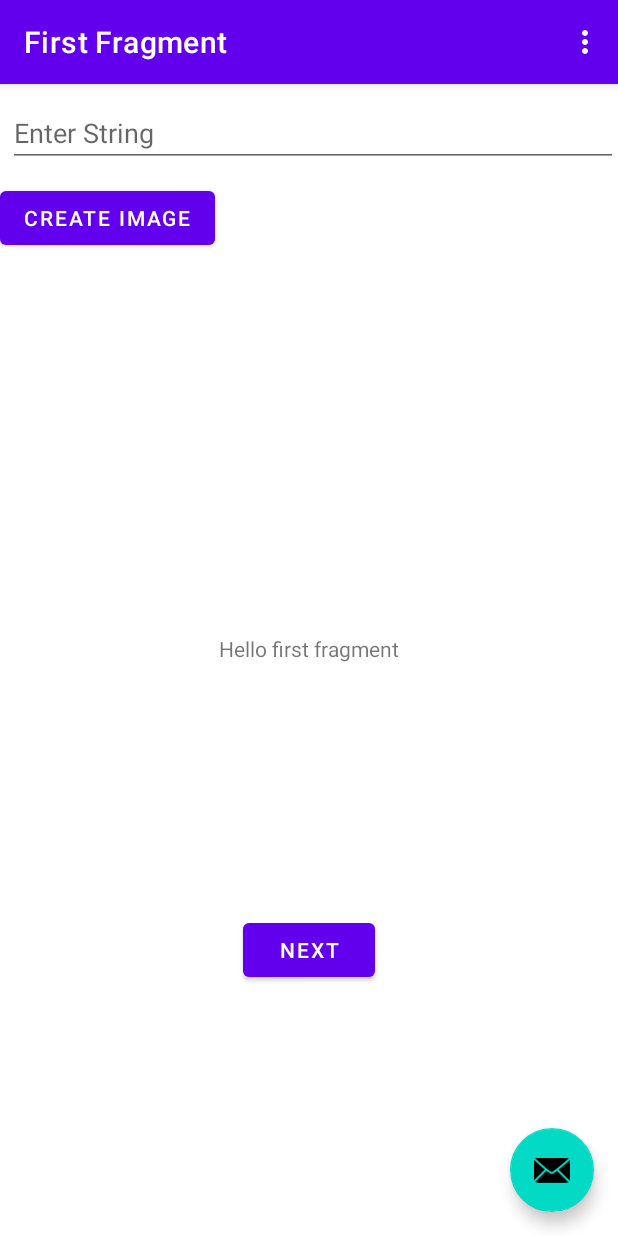
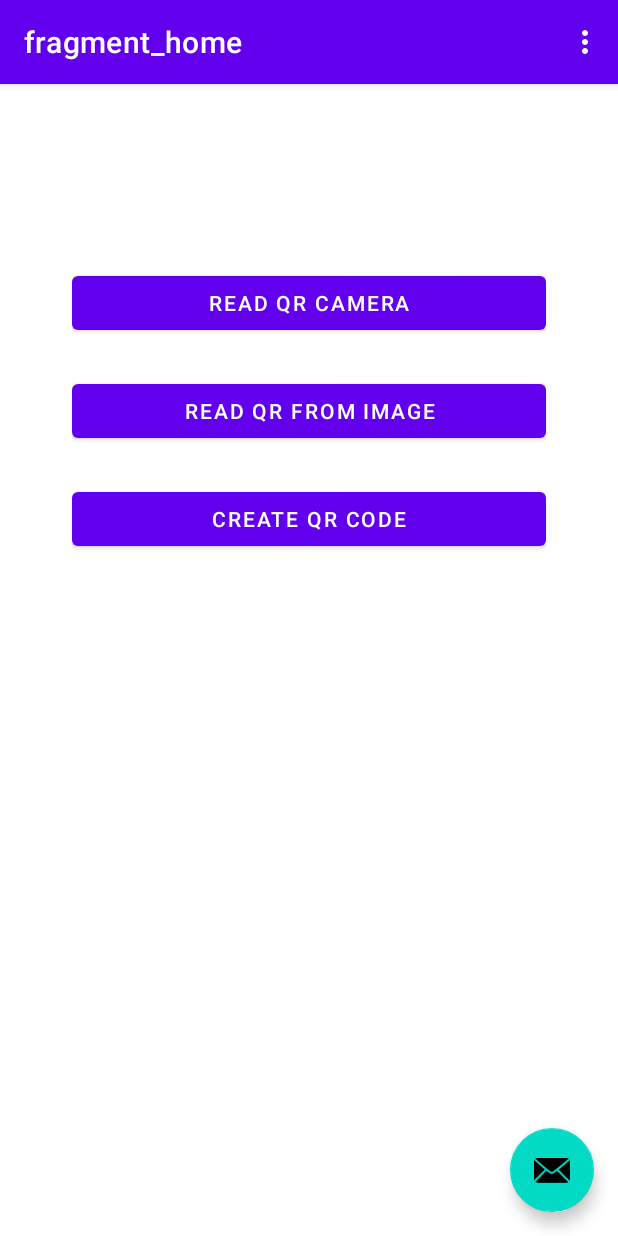
Before and after one commit to leiter/qreverywhere, an Android app: the screen it shows after launch (MainActivity), in the options menu, after a tap on "Settings", on a phone screen of 412 x 824 dp. Run offline under Robolectric (Android 15) with nearby library versions, the light colour scheme and no system bars; our stand-ins replace navigation-ui; libraries missing offline, so code that uses them is left out: androidx.camera.core, androidx.camera.lifecycle; 2 statements that could not run were skipped.

Commit message:
Commit before cleanup document different camera reading strategies

```diff
--- /dev/null
+++ b/app/src/main/java/cut/the/crap/qreverywhere/BarCodeScannerActivity.kt
@@ -0,0 +1,110 @@
+package cut.the.crap.qreverywhere
+
+import android.content.Intent
+import android.os.Build
+import android.os.Bundle
+import com.google.android.material.snackbar.Snackbar
+import androidx.appcompat.app.AppCompatActivity
+import androidx.camera.core.CameraSelector
+import androidx.camera.core.ImageAnalysis
+import androidx.camera.core.Preview
+import androidx.camera.lifecycle.ProcessCameraProvider
+import androidx.core.content.ContextCompat
+import androidx.navigation.findNavController
+import androidx.navigation.ui.AppBarConfiguration
+import androidx.navigation.ui.navigateUp
+import androidx.navigation.ui.setupActionBarWithNavController
+import cut.the.crap.qreverywhere.databinding.ActivityBarCodeScannerBinding
+import java.util.concurrent.ExecutorService
+import java.util.concurrent.Executors
+
+class BarCodeScannerActivity : AppCompatActivity() {
+
+    private lateinit var appBarConfiguration: AppBarConfiguration
+    private lateinit var viewBindings: ActivityBarCodeScannerBinding
+
+    private lateinit var cameraExecutorService: ExecutorService
+
+    @androidx.camera.core.ExperimentalGetImage
+    override fun onCreate(savedInstanceState: Bundle?) {
+        super.onCreate(savedInstanceState)
+
+        viewBindings = ActivityBarCodeScannerBinding.inflate(layoutInflater)
+        setContentView(viewBindings.root)
+
+        cameraExecutorService = Executors.newSingleThreadExecutor()
+        startCamera()
+    }
+
+    override fun onDestroy() {
+        super.onDestroy()
+
+        cameraExecutorService.shutdown()
+    }
+
+    @androidx.camera.core.ExperimentalGetImage
+    private fun startCamera(){
+
+        val cameraProviderFuture = ProcessCameraProvider.getInstance(this)
+
+        cameraProviderFuture.addListener(
+            {
+                val cameraProvider = cameraProviderFuture.get()
+
+                val preview = Preview.Builder()
+                    .build()
+                    .also {
+                        if (Build.VERSION.SDK_INT >= Build.VERSION_CODES.LOLLIPOP) {
+                            it.setSurfaceProvider(viewBindings.viewFinder.surfaceProvider)
+                        }
+                    }
+
+                val barcodeAnalyzer = ImageAnalysis.Builder()
+                    .setBackpressureStrategy(ImageAnalysis.STRATEGY_KEEP_ONLY_LATEST)
+                    .build()
+                    .also {
+                        it.setAnalyzer(
+                            cameraExecutorService,
+                            BarCodeAnalyzer{ barcodes ->
+                                if( barcodes.isNotEmpty() ) {
+
+                                    val intent = Intent()
+                                    intent.putExtra(
+                                        RESULT_BARCODE_RAW_VALUE,
+                                        barcodes.first().rawValue
+                                    )
+
+                                    setResult(RESULT_OK, intent)
+
+                                    cameraExecutorService.shutdown()
+
+                                    finish()
+                                }
+                            }
+                        )
+                    }
+
+                val cameraSelector = CameraSelector.DEFAULT_BACK_CAMERA
+
+                try {
+                    cameraProvider.unbindAll()
+
+                    cameraProvider.bindToLifecycle(
+                        this,
+                        cameraSelector,
+                        preview,
+                        barcodeAnalyzer
+                    )
+
+                }
+                catch (e: Exception){}
+            },
+
+            ContextCompat.getMainExecutor(this)
+        )
+    }
+
+    companion object{
+        const val RESULT_BARCODE_RAW_VALUE = "barcode_raw_value"
+    }
+}
--- a/app/src/main/java/cut/the/crap/qreverywhere/MainActivity.kt
+++ b/app/src/main/java/cut/the/crap/qreverywhere/MainActivity.kt
@@ -1,15 +1,18 @@
 package cut.the.crap.qreverywhere
 
+import android.app.Activity
+import android.content.Intent
 import android.os.Bundle
-import com.google.android.material.snackbar.Snackbar
+import android.view.Menu
+import android.view.MenuItem
+import androidx.activity.result.contract.ActivityResultContracts
 import androidx.appcompat.app.AppCompatActivity
 import androidx.navigation.findNavController
 import androidx.navigation.ui.AppBarConfiguration
 import androidx.navigation.ui.navigateUp
 import androidx.navigation.ui.setupActionBarWithNavController
-import android.view.Menu
-import android.view.MenuItem
 import cut.the.crap.qreverywhere.databinding.ActivityMainBinding
+
 
 class MainActivity : AppCompatActivity() {
 
@@ -28,11 +31,49 @@ class MainActivity : AppCompatActivity() {
         appBarConfiguration = AppBarConfiguration(navController.graph)
         setupActionBarWithNavController(navController, appBarConfiguration)
 
-        binding.fab.setOnClickListener { view ->
-            Snackbar.make(view, "Replace with your own action", Snackbar.LENGTH_LONG)
-                .setAction("Action", null).show()
+        with(binding) {
+
+
+            fab.setOnClickListener { view ->
+
+                readBarcode()
+
+//                val intent = Intent("com.google.zxing.client.android.SCAN")
+//                intent.putExtra("SCAN_MODE", "QR_CODE_MODE")
+//                startActivityForResult(intent,0)
+//
+//                val intentIntegrator = IntentIntegrator(this@MainActivity)
+//                intentIntegrator.setPrompt("Scan a barcode or QR Code")
+//                intentIntegrator.setOrientationLocked(true)
+//                intentIntegrator.initiateScan()
+//                Snackbar.make(view, "Replace with your own action", Snackbar.LENGTH_LONG)
+//                    .setAction("Action", null).show()
+            }
+
+        }
+
+
+    }
+
+
+    private val barcodeScannerLauncher = registerForActivityResult(
+        ActivityResultContracts.StartActivityForResult()
+    ){ result ->
+
+        if( result.resultCode == Activity.RESULT_OK ){
+
+            val barcodeRawValue = result.data?.getStringExtra(
+                BarCodeScannerActivity.RESULT_BARCODE_RAW_VALUE
+            ) ?: ""
+
         }
     }
+
+    private fun readBarcode(){
+        val intent = Intent(this, BarCodeScannerActivity::class.java)
+        barcodeScannerLauncher.launch(intent)
+    }
+
 
     override fun onCreateOptionsMenu(menu: Menu): Boolean {
         // Inflate the menu; this adds items to the action bar if it is present.
--- /dev/null
+++ b/app/src/main/java/cut/the/crap/qreverywhere/home/HomeFragment.kt
@@ -0,0 +1,25 @@
+package cut.the.crap.qreverywhere.home
+
+import android.os.Bundle
+import android.view.View
+import androidx.fragment.app.Fragment
+import cut.the.crap.qreverywhere.R
+import cut.the.crap.qreverywhere.databinding.FragmentHomeBinding
+import cut.the.crap.qreverywhere.viewBinding
+
+class HomeFragment : Fragment(R.layout.fragment_home) {
+
+    private val viewBinding by viewBinding {
+        FragmentHomeBinding.bind(requireView())
+    }
+
+    override fun onViewCreated(view: View, savedInstanceState: Bundle?) {
+        super.onViewCreated(view, savedInstanceState)
+
+
+        with(viewBinding) {
+
+        }
+
+    }
+}
--- a/app/src/main/res/layout/fragment_create_qr_code.xml
+++ b/app/src/main/res/layout/fragment_create_qr_code.xml
@@ -9,7 +9,7 @@
     <LinearLayout
         android:id="@+id/editContainer"
         android:layout_width="0dp"
-        android:layout_height="200dp"
+        android:layout_height="600dp"
         android:orientation="vertical"
         app:layout_constraintEnd_toEndOf="parent"
         app:layout_constraintStart_toStartOf="parent"
@@ -18,6 +18,7 @@
         <EditText
             android:layout_width="match_parent"
             android:layout_height="wrap_content"
+            android:maxHeight="100dp"
             android:id="@+id/etqr"
             android:layout_marginTop="10dp"
             android:layout_marginLeft="5dp"
@@ -33,6 +34,7 @@
         <ImageView
             android:layout_width="wrap_content"
             android:layout_height="wrap_content"
+            android:src="@drawable/ic_launcher_background"
             android:layout_marginTop="20dp"
             android:id="@+id/iv"/>
 
--- /dev/null
+++ b/app/src/main/res/layout/fragment_home.xml
@@ -0,0 +1,41 @@
+<?xml version="1.0" encoding="utf-8"?>
+<androidx.constraintlayout.widget.ConstraintLayout xmlns:android="http://schemas.android.com/apk/res/android"
+    xmlns:app="http://schemas.android.com/apk/res-auto"
+    xmlns:tools="http://schemas.android.com/tools"
+    android:paddingHorizontal="48dp"
+    android:layout_width="match_parent"
+    android:layout_height="match_parent"
+    tools:context=".home.HomeFragment">
+
+    <com.google.android.material.button.MaterialButton
+        android:id="@+id/homeReadFromCamera"
+        android:layout_marginTop="122dp"
+        android:layout_width="0dp"
+        android:text="Read QR Camera"
+        android:layout_height="wrap_content"
+        app:layout_constraintEnd_toEndOf="parent"
+        app:layout_constraintStart_toStartOf="parent"
+        app:layout_constraintTop_toTopOf="parent" />
+
+    <com.google.android.material.button.MaterialButton
+        android:id="@+id/homeReadFromFile"
+        android:layout_width="0dp"
+        android:layout_height="wrap_content"
+        android:text="Read QR From Image"
+        android:layout_marginTop="24dp"
+        app:layout_constraintEnd_toEndOf="parent"
+        app:layout_constraintStart_toStartOf="parent"
+        app:layout_constraintTop_toBottomOf="@+id/homeReadFromCamera" />
+
+    <com.google.android.material.button.MaterialButton
+        android:id="@+id/homeCreateQr"
+        android:layout_width="0dp"
+        android:text="Create QR Code"
+        android:layout_height="wrap_content"
+        android:layout_marginTop="24dp"
+        app:layout_constraintEnd_toEndOf="parent"
+        app:layout_constraintStart_toStartOf="parent"
+        app:layout_constraintTop_toBottomOf="@+id/homeReadFromFile" />
+
+
+</androidx.constraintlayout.widget.ConstraintLayout>
--- a/app/src/main/res/layout/fragment_second.xml
+++ b/app/src/main/res/layout/fragment_read_result.xml
@@ -4,7 +4,7 @@
     xmlns:tools="http://schemas.android.com/tools"
     android:layout_width="match_parent"
     android:layout_height="match_parent"
-    tools:context=".SecondFragment">
+    tools:context=".ReadResultFragment">
 
     <TextView
         android:id="@+id/textview_second"
--- a/app/src/main/res/navigation/nav_graph.xml
+++ b/app/src/main/res/navigation/nav_graph.xml
@@ -3,26 +3,40 @@
     xmlns:app="http://schemas.android.com/apk/res-auto"
     xmlns:tools="http://schemas.android.com/tools"
     android:id="@+id/nav_graph"
-    app:startDestination="@id/FirstFragment">
+    app:startDestination="@id/homeFragment">
 
     <fragment
         android:id="@+id/FirstFragment"
         android:name="cut.the.crap.qreverywhere.create.qrcode.CreateQrCodeFragment"
         android:label="@string/first_fragment_label"
         tools:layout="@layout/fragment_create_qr_code">
+        <action
+            android:id="@+id/action_FirstFragment_to_homeFragment"
+            app:destination="@id/homeFragment" />
+    </fragment>
+
+    <fragment
+        android:id="@+id/SecondFragment"
+        android:name="cut.the.crap.qreverywhere.ReadResultFragment"
+        android:label="@string/second_fragment_label"
+        tools:layout="@layout/fragment_read_result">
 
         <action
-            android:id="@+id/action_FirstFragment_to_SecondFragment"
+            android:id="@+id/action_SecondFragment_to_homeFragment"
+            app:destination="@id/homeFragment" />
+    </fragment>
+
+    <fragment
+        android:id="@+id/homeFragment"
+        android:name="cut.the.crap.qreverywhere.home.HomeFragment"
+        android:label="fragment_home"
+        tools:layout="@layout/fragment_home" >
+        <action
+            android:id="@+id/action_homeFragment_to_FirstFragment"
+            app:destination="@id/FirstFragment" />
+        <action
+            android:id="@+id/action_homeFragment_to_SecondFragment"
             app:destination="@id/SecondFragment" />
     </fragment>
-    <fragment
-        android:id="@+id/SecondFragment"
-        android:name="cut.the.crap.qreverywhere.SecondFragment"
-        android:label="@string/second_fragment_label"
-        tools:layout="@layout/fragment_second">
 
-        <action
-            android:id="@+id/action_SecondFragment_to_FirstFragment"
-            app:destination="@id/FirstFragment" />
-    </fragment>
 </navigation>
--- a/app/src/main/res/values/strings.xml
+++ b/app/src/main/res/values/strings.xml
@@ -9,4 +9,7 @@
 
     <string name="hello_first_fragment">Hello first fragment</string>
     <string name="hello_second_fragment">Hello second fragment. Arg: %1$s</string>
+    <!-- TODO: Remove or change this placeholder text -->
+    <string name="hello_blank_fragment">Hello blank fragment</string>
+    <string name="title_activity_bar_code_scanner">BarCodeScannerActivity</string>
 </resources>
```
Also changed, not shown: app/build.gradle (+14 -1 lines), app/src/main/AndroidManifest.xml (+10 -0 lines), app/src/main/java/cut/the/crap/qreverywhere/BarCodeAnalyzer.kt (added, +45 -0 lines), app/src/main/java/cut/the/crap/qreverywhere/QrReaderActivity.kt (added, +43 -0 lines), app/src/main/java/cut/the/crap/qreverywhere/ReadResultFragment.kt (added, +26 -0 lines), app/src/main/java/cut/the/crap/qreverywhere/SecondFragment.kt (deleted, +0 -44 lines), app/src/main/java/cut/the/crap/qreverywhere/create/qrcode/CreateQrCodeFragment.kt (+5 -16 lines), app/src/main/java/cut/the/crap/qreverywhere/create/qrcode/CreateQrCodeViewModel.kt (+13 -11 lines), app/src/main/res/layout/activity_bar_code_scanner.xml (added, +14 -0 lines), app/src/main/res/layout/activity_qr_reader.xml (added, +13 -0 lines).
